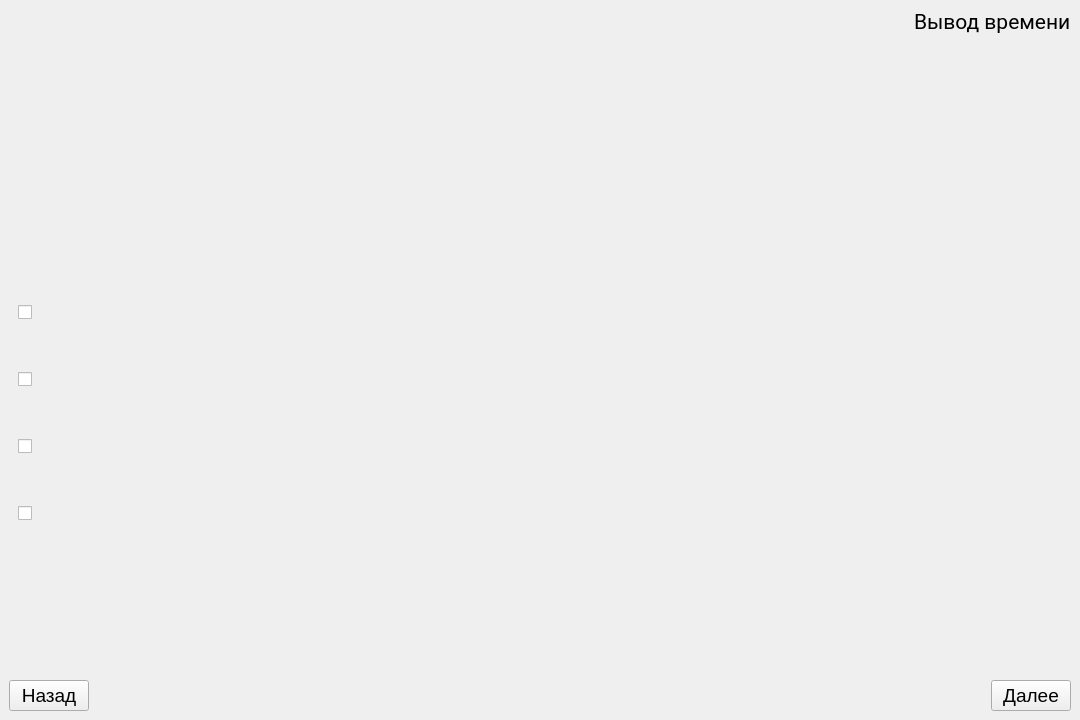
First picture: the form in testforstudent.ui, repository Rayzedan/SystemControlStudent, before the edit.
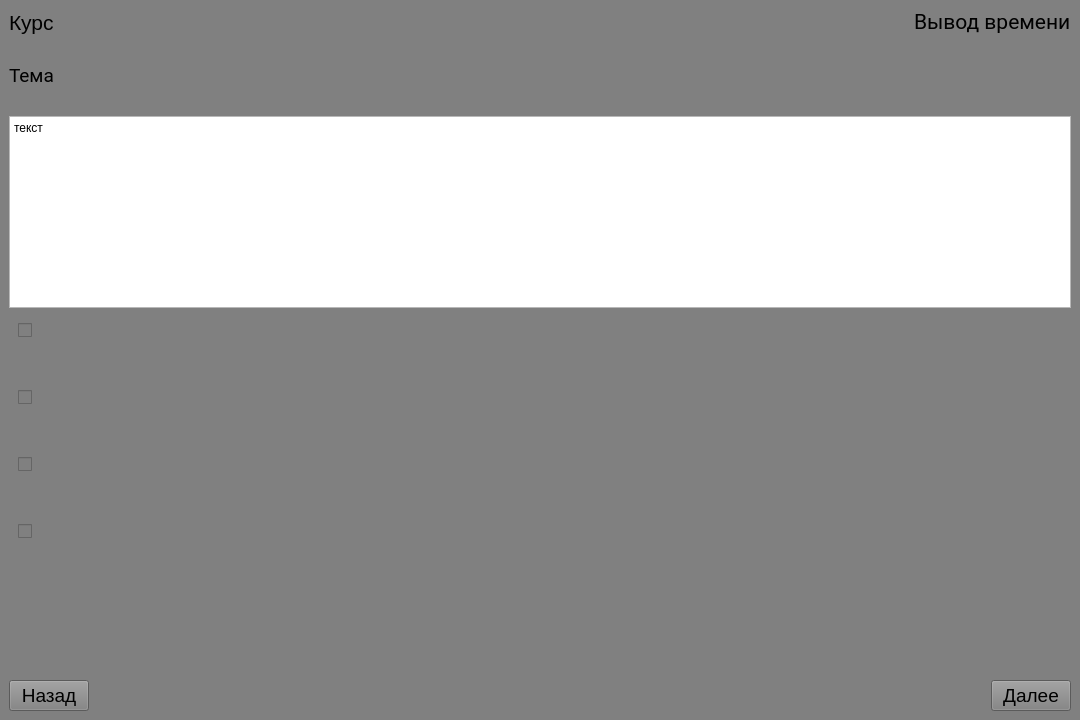
Second picture: the form after the edit. The open tabs and pages were chosen to show the change.

Commit message: Продолжение

```diff
--- a/testforstudent.ui
+++ b/testforstudent.ui
@@ -12,17 +12,34 @@
   </property>
   <property name="minimumSize">
    <size>
-    <width>1080</width>
-    <height>720</height>
+    <width>640</width>
+    <height>480</height>
    </size>
   </property>
   <property name="windowTitle">
    <string>MainWindow</string>
   </property>
+  <property name="styleSheet">
+   <string notr="true">QWidget {
+background-color: gray;
+}</string>
+  </property>
   <widget class="QWidget" name="centralwidget">
    <layout class="QVBoxLayout" name="verticalLayout_3">
     <item>
      <layout class="QHBoxLayout" name="horizontalLayout_2">
+      <item>
+       <widget class="QLabel" name="label_3">
+        <property name="font">
+         <font>
+          <pointsize>16</pointsize>
+         </font>
+        </property>
+        <property name="text">
+         <string>Курс</string>
+        </property>
+       </widget>
+      </item>
       <item>
        <spacer name="horizontalSpacer_2">
         <property name="orientation">
@@ -66,31 +83,47 @@
        </font>
       </property>
       <property name="text">
-       <string/>
+       <string>Тема</string>
       </property>
      </widget>
     </item>
     <item>
-     <widget class="QLabel" name="label_2">
+     <widget class="QTextBrowser" name="textBrowser">
       <property name="sizePolicy">
-       <sizepolicy hsizetype="Expanding" vsizetype="Expanding">
-        <horstretch>0</horstretch>
-        <verstretch>0</verstretch>
+       <sizepolicy hsizetype="Preferred" vsizetype="Maximum">
+        <horstretch>1</horstretch>
+        <verstretch>10</verstretch>
        </sizepolicy>
       </property>
       <property name="font">
        <font>
-        <family>Roboto</family>
         <pointsize>14</pointsize>
        </font>
       </property>
-      <property name="text">
-       <string/>
+      <property name="tabletTracking">
+       <bool>false</bool>
+      </property>
+      <property name="styleSheet">
+       <string notr="true">QTextBrowser {
+background-color: None;
+	border-color: None;
+}</string>
+      </property>
+      <property name="html">
+       <string>&lt;!DOCTYPE HTML PUBLIC &quot;-//W3C//DTD HTML 4.0//EN&quot; &quot;http://www.w3.org/TR/REC-html40/strict.dtd&quot;&gt;
+&lt;html&gt;&lt;head&gt;&lt;meta name=&quot;qrichtext&quot; content=&quot;1&quot; /&gt;&lt;meta charset=&quot;utf-8&quot; /&gt;&lt;style type=&quot;text/css&quot;&gt;
+p, li { white-space: pre-wrap; }
+hr { height: 1px; border-width: 0; }
+&lt;/style&gt;&lt;/head&gt;&lt;body style=&quot; font-family:'Segoe UI'; font-size:14pt; font-weight:400; font-style:normal;&quot;&gt;
+&lt;p style=&quot; margin-top:0px; margin-bottom:0px; margin-left:0px; margin-right:0px; -qt-block-indent:0; text-indent:0px;&quot;&gt;&lt;span style=&quot; font-size:9pt;&quot;&gt;текст&lt;/span&gt;&lt;/p&gt;&lt;/body&gt;&lt;/html&gt;</string>
       </property>
      </widget>
     </item>
     <item>
      <widget class="QStackedWidget" name="stackedWidget">
+      <property name="styleSheet">
+       <string notr="true"/>
+      </property>
       <property name="currentIndex">
        <number>1</number>
       </property>
@@ -98,8 +131,21 @@
        <layout class="QVBoxLayout" name="verticalLayout_2">
         <item>
          <layout class="QFormLayout" name="formLayout">
-          <item row="0" column="0">
-           <spacer name="verticalSpacer_6">
+          <item row="1" column="0">
+           <widget class="QCheckBox" name="checkBox">
+            <property name="font">
+             <font>
+              <family>Roboto</family>
+              <pointsize>14</pointsize>
+             </font>
+            </property>
+            <property name="text">
+             <string/>
+            </property>
+           </widget>
+          </item>
+          <item row="3" column="0">
+           <spacer name="verticalSpacer">
             <property name="orientation">
              <enum>Qt::Vertical</enum>
             </property>
@@ -111,7 +157,20 @@
             </property>
            </spacer>
           </item>
-          <item row="6" column="0">
+          <item row="4" column="0">
+           <widget class="QCheckBox" name="checkBox_2">
+            <property name="font">
+             <font>
+              <family>Roboto</family>
+              <pointsize>14</pointsize>
+             </font>
+            </property>
+            <property name="text">
+             <string/>
+            </property>
+           </widget>
+          </item>
+          <item row="5" column="0">
            <spacer name="verticalSpacer_2">
             <property name="orientation">
              <enum>Qt::Vertical</enum>
@@ -124,7 +183,7 @@
             </property>
            </spacer>
           </item>
-          <item row="7" column="0">
+          <item row="6" column="0">
            <widget class="QCheckBox" name="checkBox_3">
             <property name="font">
              <font>
@@ -137,7 +196,7 @@
             </property>
            </widget>
           </item>
-          <item row="8" column="0">
+          <item row="7" column="0">
            <spacer name="verticalSpacer_3">
             <property name="orientation">
              <enum>Qt::Vertical</enum>
@@ -150,20 +209,7 @@
             </property>
            </spacer>
           </item>
-          <item row="10" column="0">
-           <spacer name="verticalSpacer_4">
-            <property name="orientation">
-             <enum>Qt::Vertical</enum>
-            </property>
-            <property name="sizeHint" stdset="0">
-             <size>
-              <width>20</width>
-              <height>40</height>
-             </size>
-            </property>
-           </spacer>
-          </item>
-          <item row="9" column="0">
+          <item row="8" column="0">
            <widget class="QCheckBox" name="checkBox_4">
             <property name="font">
              <font>
@@ -176,8 +222,8 @@
             </property>
            </widget>
           </item>
-          <item row="4" column="0">
-           <spacer name="verticalSpacer">
+          <item row="9" column="0">
+           <spacer name="verticalSpacer_4">
             <property name="orientation">
              <enum>Qt::Vertical</enum>
             </property>
@@ -189,32 +235,6 @@
             </property>
            </spacer>
           </item>
-          <item row="2" column="0">
-           <widget class="QCheckBox" name="checkBox">
-            <property name="font">
-             <font>
-              <family>Roboto</family>
-              <pointsize>14</pointsize>
-             </font>
-            </property>
-            <property name="text">
-             <string/>
-            </property>
-           </widget>
-          </item>
-          <item row="5" column="0">
-           <widget class="QCheckBox" name="checkBox_2">
-            <property name="font">
-             <font>
-              <family>Roboto</family>
-              <pointsize>14</pointsize>
-             </font>
-            </property>
-            <property name="text">
-             <string/>
-            </property>
-           </widget>
-          </item>
          </layout>
         </item>
        </layout>
```
Left out of the diff: 4 changed lines with no effect on the pictures. The commit also changes 1 other file.
